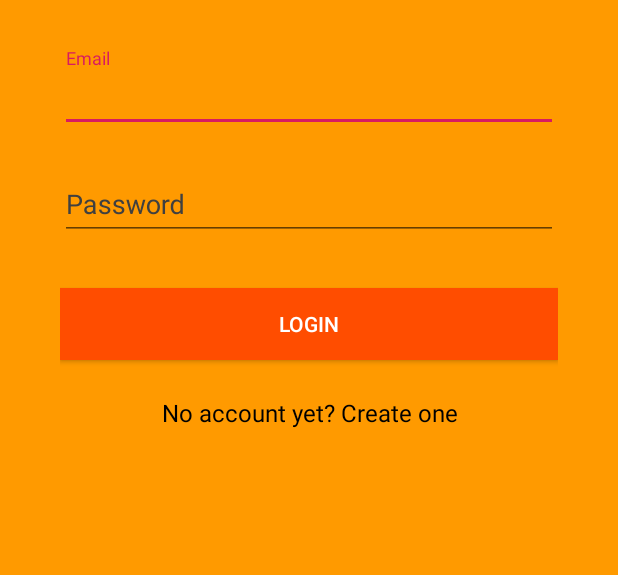
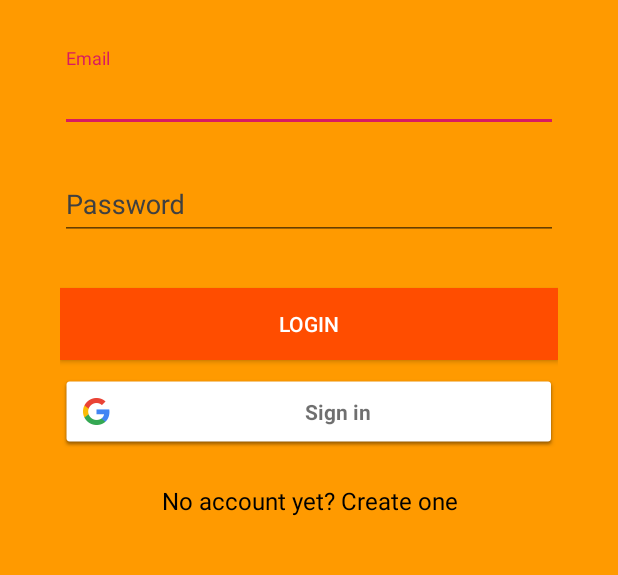
Before and after one commit to raflyalk/tubes-pbd-mobile, an Android app: the LoginActivity screen opened directly, with no data from a screen before it, on a phone screen of 412 x 824 dp, the part 342-917 px from its top. Run offline under Robolectric (Android 15) with nearby library versions, the phone set to English and light mode, and no system bars; our stand-ins replace Firebase (no records; nobody signed in at launch, a user with empty details on screens opened directly); 2 statements that could not run were skipped.

Commit message:
Sign Up Google

```diff
--- a/app/build.gradle
+++ b/app/build.gradle
@@ -29,11 +29,14 @@ dependencies {
     implementation 'com.android.support:support-v4:28.0.0'
     implementation 'com.android.support.constraint:constraint-layout:1.1.3'
     testImplementation 'junit:junit:4.12'
+
     androidTestImplementation 'com.android.support.test:runner:1.0.2'
     androidTestImplementation 'com.android.support.test.espresso:espresso-core:3.0.2'
     implementation fileTree(dir: 'libs', include: ['*.jar'])
     implementation 'com.android.support:design:28.0.0'
-    implementation 'com.jakewharton:butterknife:6.1.0'
     implementation 'com.google.firebase:firebase-core:16.0.7'
     implementation 'com.google.firebase:firebase-database:16.0.6'
+    implementation 'com.google.firebase:firebase-auth:16.1.0'
+    implementation 'com.google.android.gms:play-services-auth:16.0.1'
+    implementation 'com.google.firebase:firebase-core:16.0.7'
 }
--- a/app/src/main/java/com/example/freya/LoginActivity.kt
+++ b/app/src/main/java/com/example/freya/LoginActivity.kt
@@ -21,6 +21,10 @@ import android.view.View
 import android.view.inputmethod.EditorInfo
 import android.widget.ArrayAdapter
 import android.widget.TextView
+import com.google.android.gms.auth.api.signin.GoogleSignIn
+import com.google.android.gms.auth.api.signin.GoogleSignInOptions
+import com.google.firebase.auth.FirebaseAuth
+import com.google.firebase.database.FirebaseDatabase
 import kotlinx.android.synthetic.main.activity_login.*
 import java.util.*
 
@@ -31,7 +35,8 @@ class LoginActivity : AppCompatActivity(), LoaderCallbacks<Cursor> {
     /**
      * Keep track of the login task to ensure we can cancel it if requested.
      */
-    private var mDatabase = null;
+    private var mAuth = FirebaseAuth.getInstance()
+    private var mDatabase = FirebaseDatabase.getInstance()
     private var mAuthTask: UserLoginTask? = null
 
     override fun onCreate(savedInstanceState: Bundle?) {
@@ -46,8 +51,22 @@ class LoginActivity : AppCompatActivity(), LoaderCallbacks<Cursor> {
             }
             false
         })
+        btn_login.setOnClickListener { attemptLogin() }
 
-        btn_login.setOnClickListener { attemptLogin() }
+        // Configure sign-in to request the user's ID, email address, and basic
+        // profile. ID and basic profile are included in DEFAULT_SIGN_IN.
+        var gso = GoogleSignInOptions.Builder(GoogleSignInOptions.DEFAULT_SIGN_IN).requestEmail().build()
+
+        //Build a GoogleSignInClient with the options specified by gso
+        var mGoogleSignInClient = GoogleSignIn.getClient(this, gso)
+    }
+
+    override fun onStart() {
+        super.onStart()
+        var account = GoogleSignIn.getLastSignedInAccount(this)
+        //Update UI
+        var currentUser = mAuth.currentUser
+
     }
 
     private fun populateAutoComplete() {
--- a/app/src/main/res/layout/activity_login.xml
+++ b/app/src/main/res/layout/activity_login.xml
@@ -76,16 +76,32 @@
                         android:hint="@string/prompt_password"/>
             </android.support.design.widget.TextInputLayout>
 
+
+            <LinearLayout
+                    android:layout_width="match_parent"
+                    android:layout_height="wrap_content"
+                    android:orientation="vertical">
                 <android.support.v7.widget.AppCompatButton
                         android:id="@+id/btn_login"
                         android:layout_width="fill_parent"
                         android:layout_height="wrap_content"
                         android:layout_marginTop="24dp"
-                    android:layout_marginBottom="24dp"
+                        android:layout_marginBottom="10dp"
                         android:padding="12dp"
                         android:textColor="@color/pureWhite"
                         android:background="@color/backTertiary"
+                        android:textAlignment="center"
                         android:text="@string/action_login"/>
+                <com.google.android.gms.common.SignInButton
+                        android:id="@+id/sign_in_button"
+                        android:layout_width="fill_parent"
+                        android:layout_height="wrap_content"
+                        android:layout_marginBottom="24dp"
+                        android:textColor="@color/black"
+                        android:textAlignment="center"/>
+
+            </LinearLayout>
+
 
             <TextView
                     android:id="@+id/link_signup"
--- a/build.gradle
+++ b/build.gradle
@@ -9,6 +9,7 @@ buildscript {
     }
     dependencies {
         classpath 'com.android.tools.build:gradle:3.3.1'
+        classpath 'com.google.gms:google-services:4.2.0'
         classpath "org.jetbrains.kotlin:kotlin-gradle-plugin:$kotlin_version"
         // NOTE: Do not place your application dependencies here; they belong
         // in the individual module build.gradle files
```
Also changed, not shown: 1 other file. Lines whose indentation alone changed are shown as unchanged.
